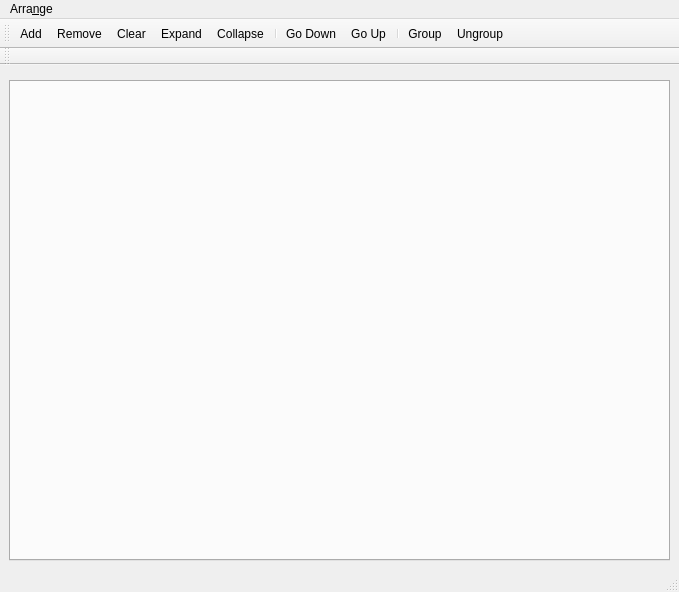
First picture: the form in python/omtk/qt_widgets/widget_nodegraph/ui/nodegraph_widget.ui, repository renaudll/omtk, before the edit.
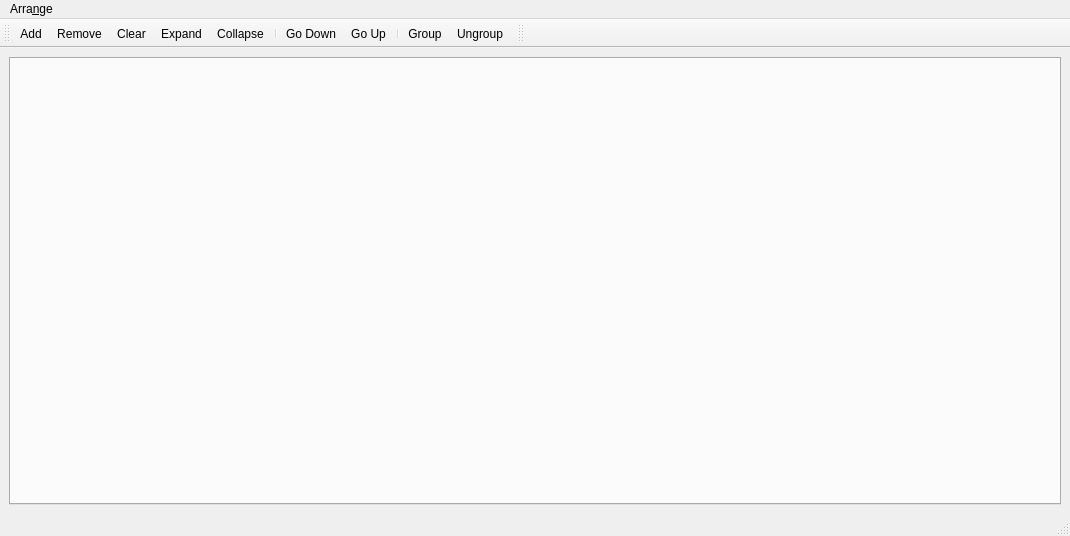
Second picture: the form after the edit. Custom widgets are drawn as their Qt base class.

Diff of the .ui file:
```diff
--- a/python/omtk/qt_widgets/widget_nodegraph/ui/nodegraph_widget.ui
+++ b/python/omtk/qt_widgets/widget_nodegraph/ui/nodegraph_widget.ui
@@ -6,8 +6,8 @@
    <rect>
     <x>0</x>
     <y>0</y>
-    <width>679</width>
-    <height>592</height>
+    <width>1070</width>
+    <height>536</height>
    </rect>
   </property>
   <property name="windowTitle">
@@ -15,9 +15,6 @@
   </property>
   <widget class="QWidget" name="centralwidget">
    <layout class="QVBoxLayout" name="verticalLayout">
-    <item>
-     <widget class="WidgetBreadcrumb" name="widget_breadcrumb" native="true"/>
-    </item>
     <item>
      <widget class="QTabWidget" name="tabWidget">
       <property name="currentIndex">
@@ -32,7 +29,7 @@
     <rect>
      <x>0</x>
      <y>0</y>
-     <width>679</width>
+     <width>1070</width>
      <height>20</height>
     </rect>
    </property>
@@ -80,7 +77,7 @@
     <enum>TopToolBarArea</enum>
    </attribute>
    <attribute name="toolBarBreak">
-    <bool>true</bool>
+    <bool>false</bool>
    </attribute>
   </widget>
   <action name="actionAdd">
@@ -155,12 +152,6 @@
   </action>
  </widget>
  <customwidgets>
-  <customwidget>
-   <class>WidgetBreadcrumb</class>
-   <extends>QWidget</extends>
-   <header>...widget_breadcrumb.h</header>
-   <container>1</container>
-  </customwidget>
   <customwidget>
    <class>WidgetToolbar</class>
    <extends>QToolBar</extends>
```
